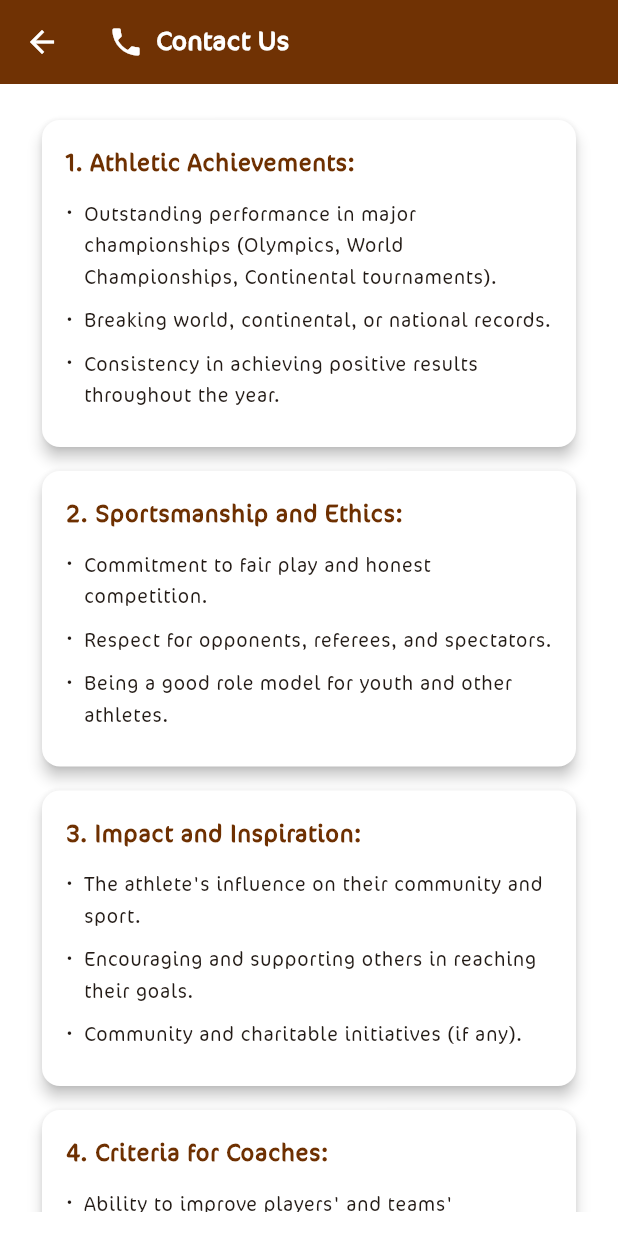
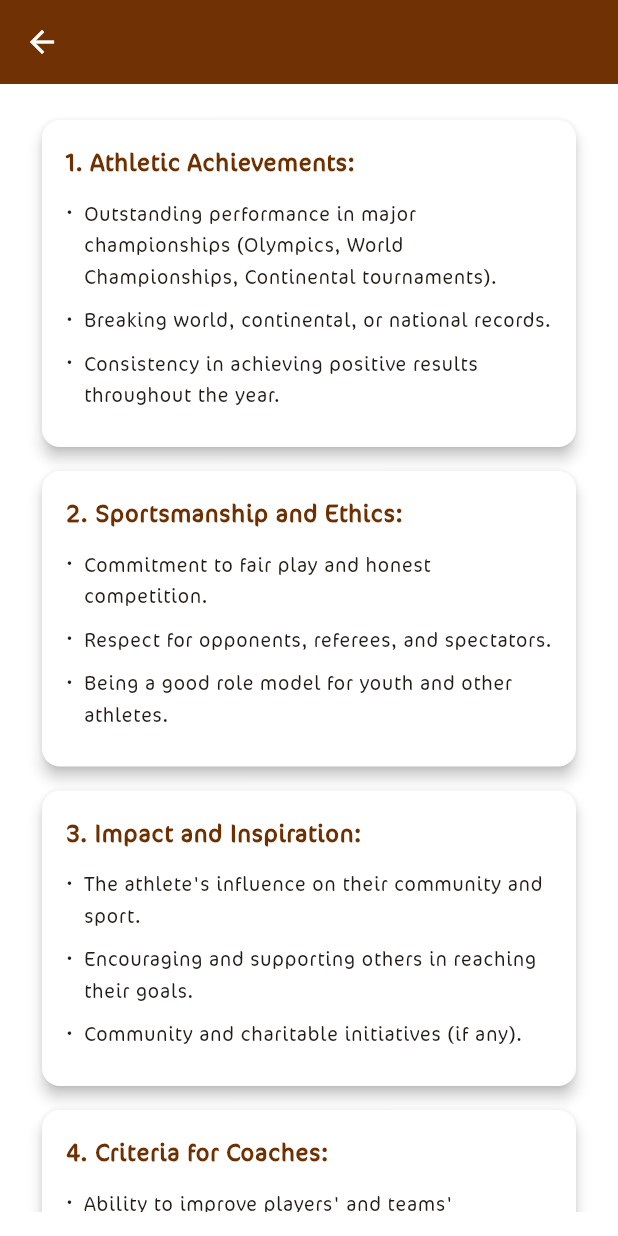
Before and after one commit to TechToc-Solution/events, a Flutter app: the ConditionsScreen screen opened directly, on a phone screen of 412 x 824 dp. Run offline on Flutter 3.47's test engine with Material 3 defaults, Android fonts, the phone set to English and light mode, and no system bars; our stand-ins replace awesome_dialog, bloc, cached_network_image, dartz, device_info_plus, dio and 6 more; accounts and stored records are empty; network calls fail.

Commit message:
remove the contact us for the app bar

```diff
--- a/lib/features/group_details/presentation/view/conditions.dart
+++ b/lib/features/group_details/presentation/view/conditions.dart
@@ -14,37 +14,29 @@ class ConditionsScreen extends StatelessWidget {
         foregroundColor: Colors.white,
         backgroundColor: AppColors.primaryColors,
         elevation: 2,
-        title: Row(
-          children: [
-            const Icon(Icons.phone, color: Colors.white),
-            const SizedBox(width: 8),
-            Text(
-              "contact_us".tr(context),
-              style: const TextStyle(
-                fontFamily: "cocon-next-arabic",
-                fontSize: 20,
-                color: Colors.white,
-                fontWeight: FontWeight.w600,
-              ),
-            ),
-          ],
-        ),
+        // title: Row(
+        //   children: [
+        //     const Icon(Icons.phone, color: Colors.white),
+        //     const SizedBox(width: 8),
+        //     Text(
+        //       "contact_us".tr(context),
+        //       style: const TextStyle(
+        //         fontFamily: "cocon-next-arabic",
+        //         fontSize: 20,
+        //         color: Colors.white,
+        //         fontWeight: FontWeight.w600,
+        //       ),
+        //     ),
+        //   ],
+        // ),
       ),
       body: SafeArea(
         child: Padding(
-          padding: const EdgeInsets.symmetric(
-            horizontal: kHorizontalPadding,
-            vertical: kVerticalPadding,
-          ),
+          padding: const EdgeInsets.symmetric(horizontal: kHorizontalPadding, vertical: kVerticalPadding),
           child: ListView.builder(
-            itemCount: lang == "ar"
-                ? dummyCriteriaListArabic.length
-                : dummyCriteriaListEnglish.length,
-            itemBuilder: (context, index) => CriteriaCard(
-              criteria: lang == "ar"
-                  ? dummyCriteriaListArabic[index]
-                  : dummyCriteriaListEnglish[index],
-            ),
+            itemCount: lang == "ar" ? dummyCriteriaListArabic.length : dummyCriteriaListEnglish.length,
+            itemBuilder: (context, index) =>
+                CriteriaCard(criteria: lang == "ar" ? dummyCriteriaListArabic[index] : dummyCriteriaListEnglish[index]),
           ),
         ),
       ),
@@ -71,11 +63,7 @@ class CriteriaCard extends StatelessWidget {
           children: [
             Text(
               criteria.title,
-              style: const TextStyle(
-                fontWeight: FontWeight.bold,
-                fontSize: 18,
-                color: AppColors.primaryColors,
-              ),
+              style: const TextStyle(fontWeight: FontWeight.bold, fontSize: 18, color: AppColors.primaryColors),
             ),
             const SizedBox(height: 10),
             ...criteria.points.map(
@@ -85,12 +73,7 @@ class CriteriaCard extends StatelessWidget {
                   crossAxisAlignment: CrossAxisAlignment.start,
                   children: [
                     const Text("•  "),
-                    Expanded(
-                      child: Text(
-                        point,
-                        style: const TextStyle(fontSize: 15, height: 1.4),
-                      ),
-                    ),
+                    Expanded(child: Text(point, style: const TextStyle(fontSize: 15, height: 1.4))),
                   ],
                 ),
               ),
```
Also changed, not shown: lib/features/group_details/presentation/view/group_detail_page.dart (+19 -34 lines), lib/features/group_details/presentation/view/player_details.dart (+41 -101 lines), lib/features/group_details/presentation/view/submited_group_success_page.dart (+18 -28 lines), lib/features/home/presentation/views/home_page.dart (+20 -32 lines).
